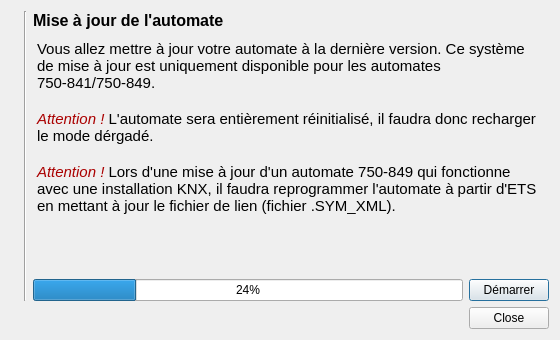
Qt form data/DialogWagoFirmwareUpdate.ui (calaos/calaos_installer) before a commit.
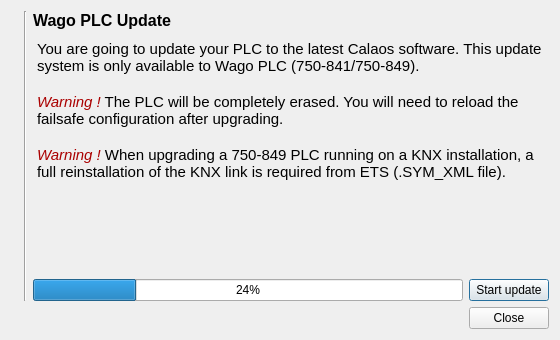
The same form after that commit. Icons and pictures are not drawn.

What changed in the file:
```diff
--- a/data/DialogWagoFirmwareUpdate.ui
+++ b/data/DialogWagoFirmwareUpdate.ui
@@ -52,7 +52,7 @@
 font-size: 12pt;</string>
          </property>
          <property name="text">
-          <string>Mise à jour de l'automate</string>
+          <string>Wago PLC Update</string>
          </property>
         </widget>
        </item>
@@ -77,12 +77,12 @@
           <string>&lt;!DOCTYPE HTML PUBLIC &quot;-//W3C//DTD HTML 4.0//EN&quot; &quot;http://www.w3.org/TR/REC-html40/strict.dtd&quot;&gt;
 &lt;html&gt;&lt;head&gt;&lt;meta name=&quot;qrichtext&quot; content=&quot;1&quot; /&gt;&lt;style type=&quot;text/css&quot;&gt;
 p, li { white-space: pre-wrap; }
-&lt;/style&gt;&lt;/head&gt;&lt;body style=&quot; font-family:'Sans Serif'; font-size:11pt; font-weight:400; font-style:normal;&quot;&gt;
-&lt;p style=&quot; margin-top:0px; margin-bottom:0px; margin-left:0px; margin-right:0px; -qt-block-indent:0; text-indent:0px;&quot;&gt;Vous allez mettre à jour votre automate à la dernière version. Ce système de mise à jour est uniquement disponible pour les automates 750-841/750-849. &lt;/p&gt;
-&lt;p style=&quot;-qt-paragraph-type:empty; margin-top:0px; margin-bottom:0px; margin-left:0px; margin-right:0px; -qt-block-indent:0; text-indent:0px;&quot;&gt;&lt;/p&gt;
-&lt;p style=&quot; margin-top:0px; margin-bottom:0px; margin-left:0px; margin-right:0px; -qt-block-indent:0; text-indent:0px;&quot;&gt;&lt;span style=&quot; font-style:italic; color:#aa0000;&quot;&gt;Attention !&lt;/span&gt; L'automate sera entièrement réinitialisé, il faudra donc recharger le mode dérgadé.&lt;/p&gt;
-&lt;p style=&quot;-qt-paragraph-type:empty; margin-top:0px; margin-bottom:0px; margin-left:0px; margin-right:0px; -qt-block-indent:0; text-indent:0px;&quot;&gt;&lt;/p&gt;
-&lt;p style=&quot; margin-top:0px; margin-bottom:0px; margin-left:0px; margin-right:0px; -qt-block-indent:0; text-indent:0px;&quot;&gt;&lt;span style=&quot; font-style:italic; color:#aa0000;&quot;&gt;Attention !&lt;/span&gt; Lors d'une mise à jour d'un automate 750-849 qui fonctionne avec une installation KNX, il faudra reprogrammer l'automate à partir d'ETS en mettant à jour le fichier de lien (fichier .SYM_XML).&lt;/p&gt;&lt;/body&gt;&lt;/html&gt;</string>
+&lt;/style&gt;&lt;/head&gt;&lt;body style=&quot; font-family:'MS Shell Dlg 2'; font-size:8.25pt; font-weight:400; font-style:normal;&quot;&gt;
+&lt;p style=&quot; margin-top:0px; margin-bottom:0px; margin-left:0px; margin-right:0px; -qt-block-indent:0; text-indent:0px;&quot;&gt;&lt;span style=&quot; font-family:'Sans Serif'; font-size:11pt;&quot;&gt;You are going to update your PLC to the latest Calaos software. This update system is only available to Wago PLC (750-841/750-849).&lt;/span&gt;&lt;/p&gt;
+&lt;p style=&quot;-qt-paragraph-type:empty; margin-top:0px; margin-bottom:0px; margin-left:0px; margin-right:0px; -qt-block-indent:0; text-indent:0px; font-family:'Sans Serif'; font-size:11pt;&quot;&gt;&lt;br /&gt;&lt;/p&gt;
+&lt;p style=&quot; margin-top:0px; margin-bottom:0px; margin-left:0px; margin-right:0px; -qt-block-indent:0; text-indent:0px;&quot;&gt;&lt;span style=&quot; font-family:'Sans Serif'; font-size:11pt; font-style:italic; color:#aa0000;&quot;&gt;Warning !&lt;/span&gt;&lt;span style=&quot; font-family:'Sans Serif'; font-size:11pt;&quot;&gt; The PLC will be completely erased. You will need to reload the failsafe configuration after upgrading.&lt;/span&gt;&lt;/p&gt;
+&lt;p style=&quot;-qt-paragraph-type:empty; margin-top:0px; margin-bottom:0px; margin-left:0px; margin-right:0px; -qt-block-indent:0; text-indent:0px; font-family:'Sans Serif'; font-size:11pt;&quot;&gt;&lt;br /&gt;&lt;/p&gt;
+&lt;p style=&quot; margin-top:0px; margin-bottom:0px; margin-left:0px; margin-right:0px; -qt-block-indent:0; text-indent:0px;&quot;&gt;&lt;span style=&quot; font-family:'Sans Serif'; font-size:11pt; font-style:italic; color:#aa0000;&quot;&gt;Warning !&lt;/span&gt;&lt;span style=&quot; font-family:'Sans Serif'; font-size:11pt;&quot;&gt; When upgrading a 750-849 PLC running on a KNX installation, a full reinstallation of the KNX link is required from ETS (.SYM_XML file).&lt;/span&gt;&lt;/p&gt;&lt;/body&gt;&lt;/html&gt;</string>
          </property>
         </widget>
        </item>
@@ -98,7 +98,7 @@
          <item>
           <widget class="QPushButton" name="buttonStart">
            <property name="text">
-            <string>Démarrer</string>
+            <string>Start update</string>
            </property>
            <property name="icon">
             <iconset resource="resources.qrc">
```
Left out of the diff: 2 changed lines with no effect on the pictures.
